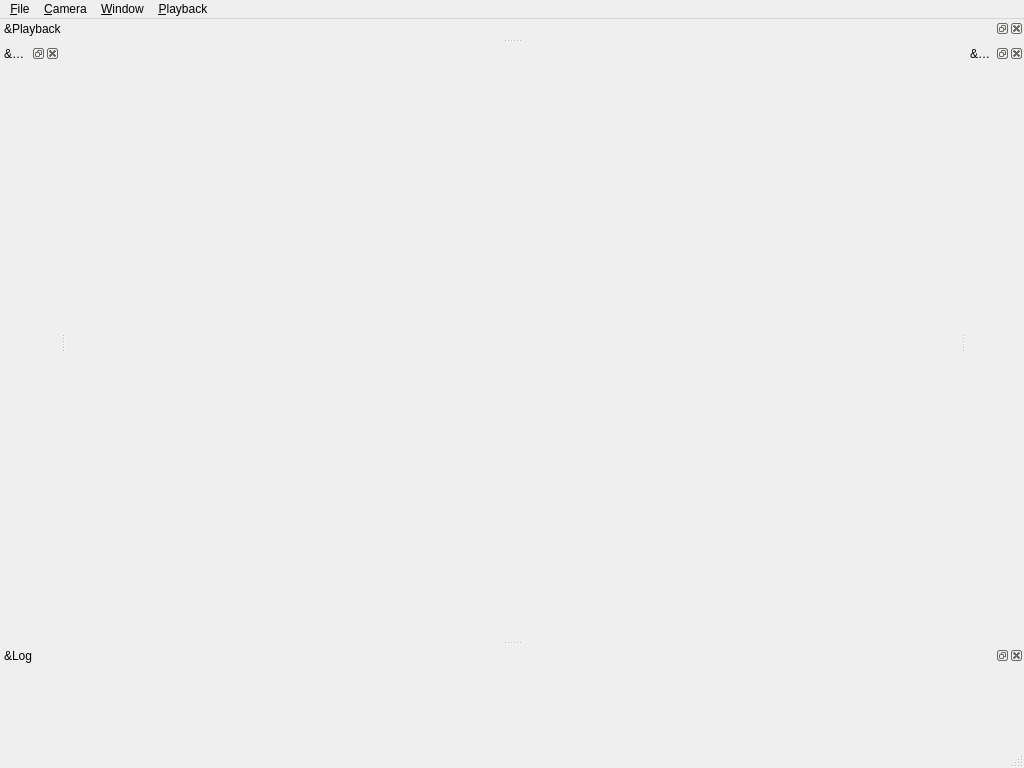
The window that src/window/MainWindow.ui (usnistgov/NetSimulyzer) describes before a commit, drawn with Qt 5.
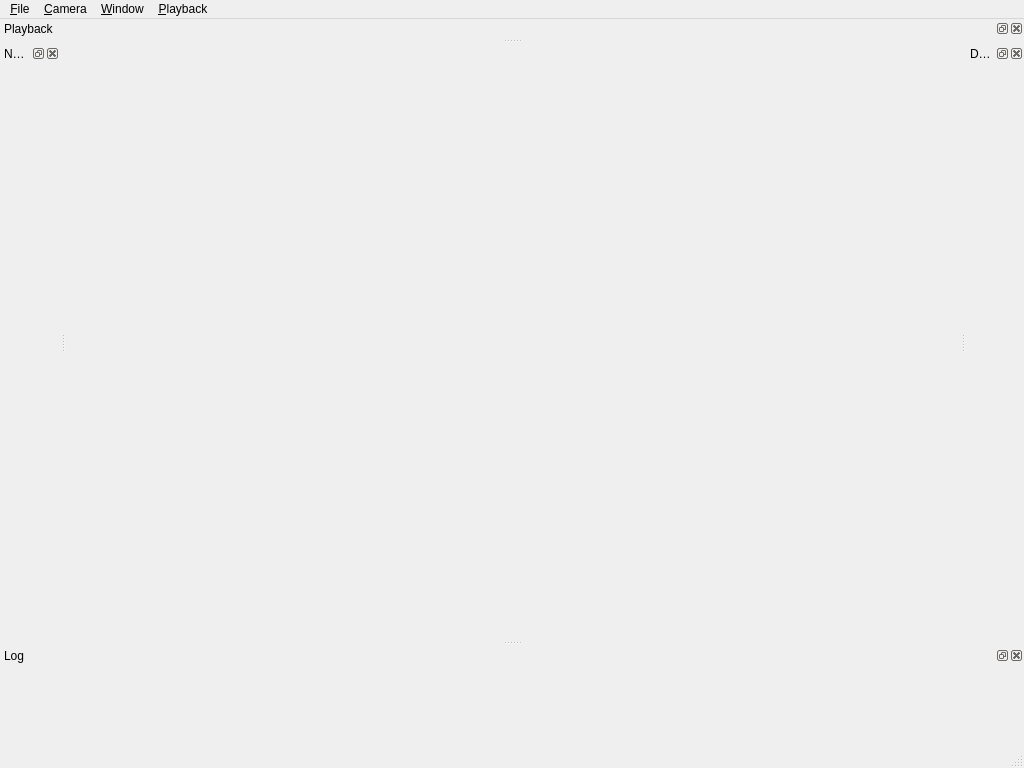
The same window after the commit. Icons and pictures are not drawn.

Commit message: Fix keyboard navigation not working for toggling widgets

What changed in the file:
```diff
--- a/src/window/MainWindow.ui
+++ b/src/window/MainWindow.ui
@@ -93,7 +93,7 @@
     <set>Qt::DockWidgetArea::AllDockWidgetAreas</set>
    </property>
    <property name="windowTitle">
-    <string>&amp;Nodes</string>
+    <string>Nodes</string>
    </property>
    <attribute name="dockWidgetArea">
     <number>1</number>
@@ -113,7 +113,7 @@
     </size>
    </property>
    <property name="windowTitle">
-    <string>&amp;Log</string>
+    <string>Log</string>
    </property>
    <attribute name="dockWidgetArea">
     <number>8</number>
@@ -124,7 +124,7 @@
     <set>Qt::DockWidgetArea::TopDockWidgetArea</set>
    </property>
    <property name="windowTitle">
-    <string>&amp;Playback</string>
+    <string>Playback</string>
    </property>
    <attribute name="dockWidgetArea">
     <number>4</number>
@@ -136,7 +136,7 @@
     <set>Qt::DockWidgetArea::LeftDockWidgetArea|Qt::DockWidgetArea::RightDockWidgetArea</set>
    </property>
    <property name="windowTitle">
-    <string>&amp;Detail</string>
+    <string>Detail</string>
    </property>
    <attribute name="dockWidgetArea">
     <number>2</number>
```
Left out of the diff: 6 changed lines with no effect on the pictures. The commit also changes 1 other file.
